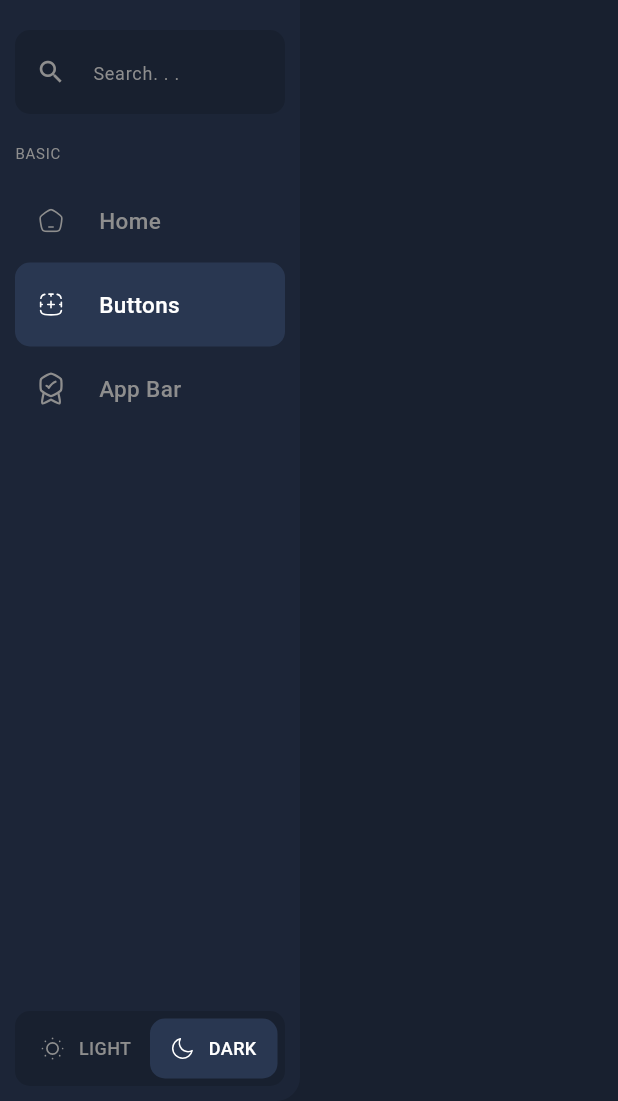
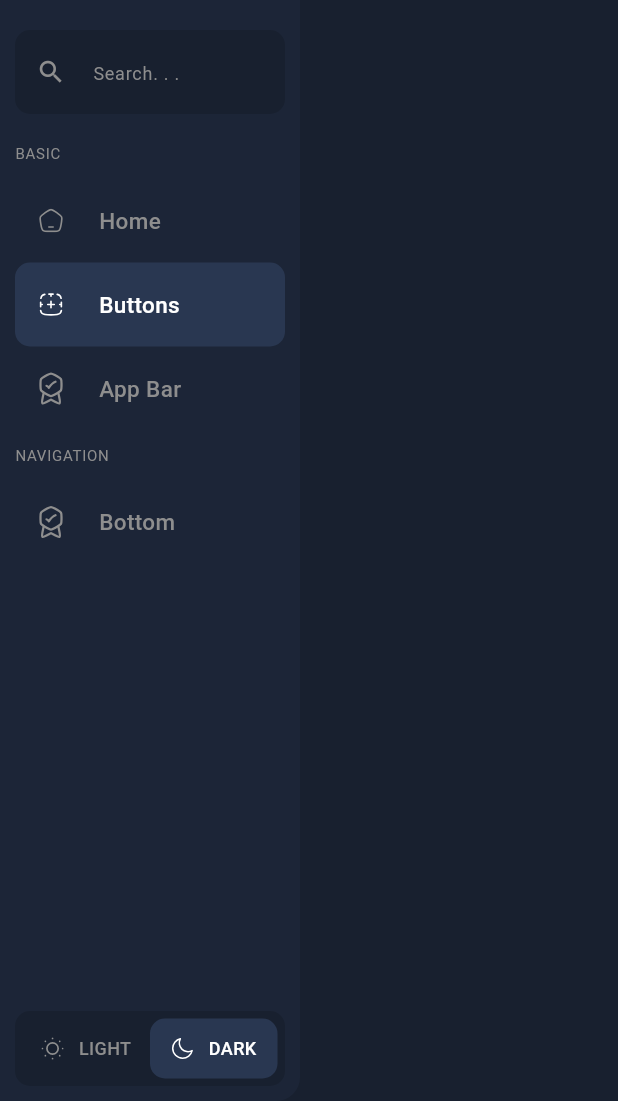
Before and after one commit to MrNitishroy/Flutter-Hero, a Flutter app: the MyDrawer widget shown alone on an empty page, opened directly, on a phone screen of 412 x 824 dp, the part 135-1236 px from its top. Run offline on Flutter 3.47's test engine with Material 3 defaults, Android fonts, the phone set to English and light mode, and no system bars; our stand-ins replace flutter_svg, go_router; Roboto replaces fonts that are missing (Poppins).

```diff
--- /dev/null
+++ b/devtools_options.yaml
@@ -0,0 +1,3 @@
+description: This file stores settings for Dart & Flutter DevTools.
+documentation: https://docs.flutter.dev/tools/devtools/extensions#configure-extension-enablement-states
+extensions:
--- a/lib/Config/AssetsPath.dart
+++ b/lib/Config/AssetsPath.dart
@@ -15,6 +15,7 @@ class IconsAssets {
   static String save = "${basePath}save.svg";
   static String notification = "${basePath}notification.svg";
   static String calender = "${basePath}calender.svg";
+  static String drawer = "${basePath}drawer.svg";
 }
 
 class PhotosAssets {
--- a/lib/Config/PageRoutes.dart
+++ b/lib/Config/PageRoutes.dart
@@ -1,4 +1,5 @@
 import 'package:flutter/material.dart';
+import 'package:flutterhero/Page/About/AboutUs.dart';
 import 'package:go_router/go_router.dart';
 
 import '../Page/HomePage/HomePage.dart';
@@ -11,5 +12,11 @@ final GoRouter router = GoRouter(
         return const HomePage();
       },
     ),
+    GoRoute(
+      path: '/about',
+      builder: (BuildContext context, GoRouterState state) {
+        return const AboutUs();
+      },
+    ),
   ],
 );
--- /dev/null
+++ b/lib/Provider/ThemeProvider.dart
@@ -0,0 +1,10 @@
+import 'package:flutter/material.dart';
+
+class ThemeProvider extends ChangeNotifier {
+  ThemeMode themeMode = ThemeMode.dark;
+
+  void changeTheme(ThemeMode mode) {
+    themeMode = mode;
+    notifyListeners();
+  }
+}
--- a/lib/Provider/drawerProvider.dart
+++ b/lib/Provider/drawerProvider.dart
@@ -1,9 +1,12 @@
-
 import 'package:flutter/material.dart';
+import 'package:flutterhero/Page/About/AboutUs.dart';
 
 class DrawerProvider extends ChangeNotifier {
   int selectedPageIndex = 1;
   var pages = [
+    AboutUs(),
+    AboutUs(),
+    AboutUs(),
   ];
   void seletedMenu(int index) {
     selectedPageIndex = index;
--- a/lib/Widgets/MyDrawer.dart
+++ b/lib/Widgets/MyDrawer.dart
@@ -2,9 +2,7 @@ import 'package:flutter/material.dart';
 import 'package:flutter_svg/svg.dart';
 import 'package:flutterhero/Provider/drawerProvider.dart';
 import 'package:flutterhero/Widgets/DrawerMenu.dart';
-import 'package:flutterhero/Widgets/MyIconButton.dart';
 import 'package:provider/provider.dart';
-
 import '../Config/AssetsPath.dart';
 
 class MyDrawer extends StatelessWidget {
@@ -18,10 +16,6 @@ class MyDrawer extends StatelessWidget {
         width: 200,
         child: Padding(
           padding: const EdgeInsets.all(10),
-          child: Column(
-            children: [
-              Expanded(
-                child: SingleChildScrollView(
           child: Column(
             children: [
               SizedBox(height: 20),
@@ -45,14 +39,17 @@ class MyDrawer extends StatelessWidget {
                   prefixIcon: Icon(
                     Icons.search,
                     size: 20,
-                          color:
-                              Theme.of(context).colorScheme.onPrimaryContainer,
+                    color: Theme.of(context).colorScheme.onPrimaryContainer,
                   ),
                 ),
               ),
-
+              SizedBox(height: 20),
+              Expanded(
+                child: SingleChildScrollView(
+                    clipBehavior: Clip.antiAliasWithSaveLayer,
+                    child: Column(
+                      children: [
                         // ! menu start from here
-                    SizedBox(height: 20),
                         Row(
                           children: [
                             Text(
@@ -86,6 +83,24 @@ class MyDrawer extends StatelessWidget {
                           },
                           isSeleted: drawerProvider.selectedPageIndex == 2,
                         ),
+                        SizedBox(height: 10),
+                        Row(
+                          children: [
+                            Text(
+                              "NAVIGATION",
+                              style: Theme.of(context).textTheme.labelMedium,
+                            ),
+                          ],
+                        ),
+                        SizedBox(height: 10),
+                        MyDrawerMenu(
+                          title: "Bottom",
+                          icon: IconsAssets.reward,
+                          onPress: () {
+                            drawerProvider.seletedMenu(3);
+                          },
+                          isSeleted: drawerProvider.selectedPageIndex == 3,
+                        ),
                       ],
                     )),
               ),
@@ -99,6 +114,8 @@ class MyDrawer extends StatelessWidget {
                 child: Row(
                   children: [
                     Expanded(
+                        child: InkWell(
+                      onTap: () {},
                       child: Container(
                         padding: EdgeInsets.all(10),
                         decoration: BoxDecoration(
@@ -132,13 +149,17 @@ class MyDrawer extends StatelessWidget {
                             ),
                           ],
                         ),
+                      ),
                     )),
                     Expanded(
+                        child: InkWell(
+                      onTap: () {},
                       child: Container(
                         padding: EdgeInsets.all(10),
                         decoration: BoxDecoration(
                           borderRadius: BorderRadius.circular(10),
-                        color: Theme.of(context).colorScheme.secondaryContainer,
+                          color:
+                              Theme.of(context).colorScheme.secondaryContainer,
                         ),
                         child: Column(
                           mainAxisAlignment: MainAxisAlignment.center,
@@ -149,7 +170,8 @@ class MyDrawer extends StatelessWidget {
                                 SvgPicture.asset(
                                   IconsAssets.moon,
                                   width: 15,
-                                color: Theme.of(context).colorScheme.onSurface,
+                                  color:
+                                      Theme.of(context).colorScheme.onSurface,
                                 ),
                                 SizedBox(width: 10),
                                 Text(
@@ -164,6 +186,7 @@ class MyDrawer extends StatelessWidget {
                             ),
                           ],
                         ),
+                      ),
                     )),
                   ],
                 ),
```
Also changed, not shown: lib/Page/About/AboutUs.dart (added, +25 -0 lines), lib/Page/HomePage/HomePage.dart (+45 -9 lines), lib/main.dart (+13 -7 lines), assets/icons/drawer.svg (added), 1 other file. Lines whose indentation alone changed are shown as unchanged.
